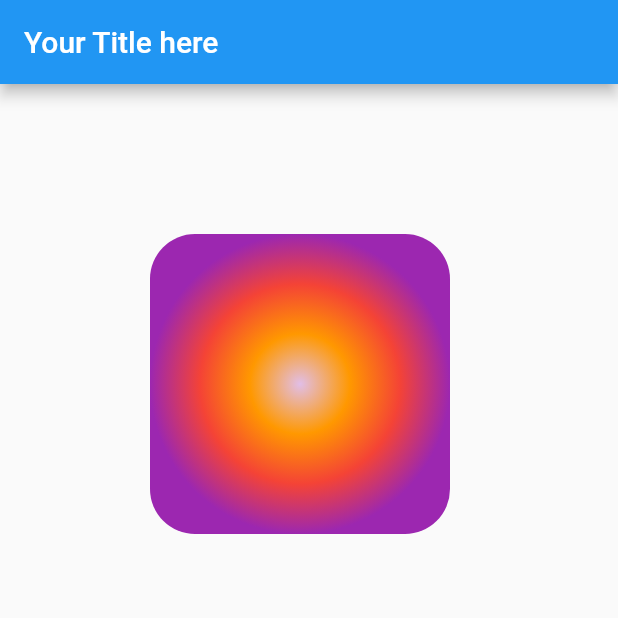
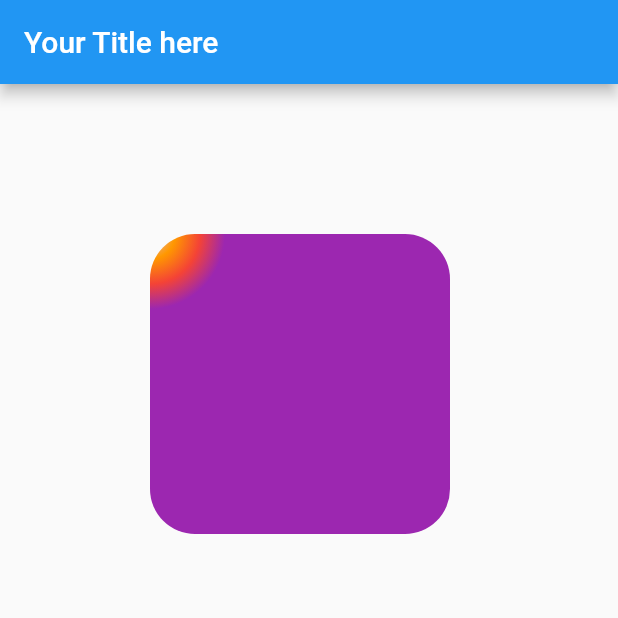
Before and after one commit to ozgursarikamis/flutter-layouts, a Flutter app: the screen it shows after launch, on a phone screen of 412 x 824 dp, the top half of it. Run offline on Flutter 3.47's test engine with Material 2 defaults, Android fonts, the phone set to English and light mode, and no system bars.

Commit message:
RadialGradient: center

```diff
--- a/lib/main.dart
+++ b/lib/main.dart
@@ -22,12 +22,15 @@ class MyApp extends StatelessWidget {
           decoration: BoxDecoration(
               borderRadius: const BorderRadius.all(Radius.circular(30)),
               color: Colors.orange,
-              gradient: RadialGradient(colors: [
-                Colors.purple.shade100,
-                Colors.orange,
-                Colors.red,
-                Colors.purple.shade500
-              ]),
+              gradient: RadialGradient(
+                  center: const Alignment(-1.0, -1.0),
+                  radius: 0.25,
+                  colors: [
+                    Colors.purple.shade100,
+                    Colors.orange,
+                    Colors.red,
+                    Colors.purple.shade500
+                  ]),
               shape: BoxShape.rectangle),
         ),
       ),
```
